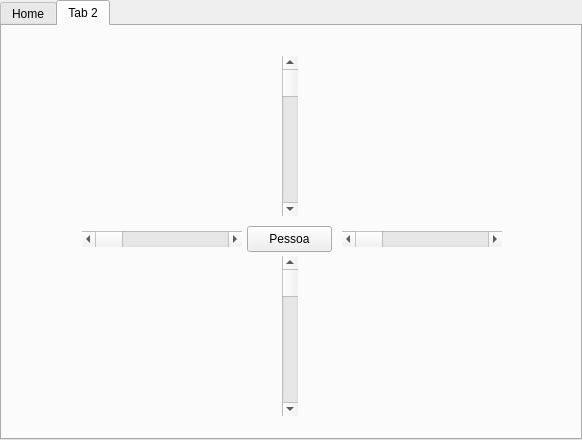
Qt form ProjectoHiago/Guide/hometab.ui (DiegoPaezA/pythonCompu) before a commit.
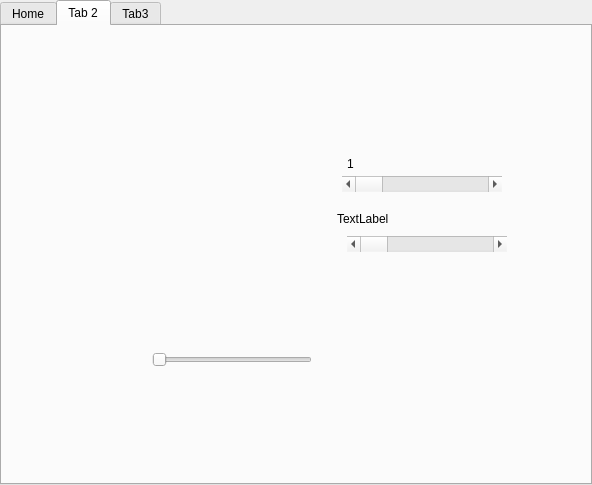
The same form after that commit. The open tabs and pages were chosen to show the change.

```diff
--- a/ProjectoHiago/Guide/hometab.ui
+++ b/ProjectoHiago/Guide/hometab.ui
@@ -9,8 +9,8 @@
    <rect>
     <x>0</x>
     <y>0</y>
-    <width>582</width>
-    <height>440</height>
+    <width>592</width>
+    <height>485</height>
    </rect>
   </property>
   <property name="mouseTracking">
@@ -282,50 +282,11 @@
    <attribute name="title">
     <string>Tab 2</string>
    </attribute>
-   <widget class="QPushButton" name="tab2">
-    <property name="geometry">
-     <rect>
-      <x>245</x>
-      <y>200</y>
-      <width>85</width>
-      <height>26</height>
-     </rect>
-    </property>
-    <property name="text">
-     <string>Pessoa</string>
-    </property>
-   </widget>
    <widget class="QScrollBar" name="horizontalScrollBar">
     <property name="geometry">
      <rect>
-      <x>80</x>
-      <y>205</y>
-      <width>160</width>
-      <height>16</height>
-     </rect>
-    </property>
-    <property name="orientation">
-     <enum>Qt::Horizontal</enum>
-    </property>
-   </widget>
-   <widget class="QScrollBar" name="verticalScrollBar">
-    <property name="geometry">
-     <rect>
-      <x>280</x>
-      <y>30</y>
-      <width>16</width>
-      <height>160</height>
-     </rect>
-    </property>
-    <property name="orientation">
-     <enum>Qt::Vertical</enum>
-    </property>
-   </widget>
-   <widget class="QScrollBar" name="horizontalScrollBar_2">
-    <property name="geometry">
-     <rect>
       <x>340</x>
-      <y>205</y>
+      <y>150</y>
       <width>160</width>
       <height>16</height>
      </rect>
@@ -334,19 +295,63 @@
      <enum>Qt::Horizontal</enum>
     </property>
    </widget>
-   <widget class="QScrollBar" name="verticalScrollBar_2">
+   <widget class="QScrollBar" name="horizontalScrollBar_2">
     <property name="geometry">
      <rect>
-      <x>280</x>
-      <y>230</y>
-      <width>16</width>
-      <height>160</height>
+      <x>345</x>
+      <y>210</y>
+      <width>160</width>
+      <height>16</height>
      </rect>
     </property>
     <property name="orientation">
-     <enum>Qt::Vertical</enum>
+     <enum>Qt::Horizontal</enum>
     </property>
    </widget>
+   <widget class="QLabel" name="label_8">
+    <property name="geometry">
+     <rect>
+      <x>335</x>
+      <y>185</y>
+      <width>58</width>
+      <height>15</height>
+     </rect>
+    </property>
+    <property name="text">
+     <string>TextLabel</string>
+    </property>
+   </widget>
+   <widget class="QLabel" name="label_9">
+    <property name="geometry">
+     <rect>
+      <x>345</x>
+      <y>130</y>
+      <width>21</width>
+      <height>16</height>
+     </rect>
+    </property>
+    <property name="text">
+     <string>1</string>
+    </property>
+   </widget>
+   <widget class="QSlider" name="horizontalSlider">
+    <property name="geometry">
+     <rect>
+      <x>150</x>
+      <y>325</y>
+      <width>160</width>
+      <height>18</height>
+     </rect>
+    </property>
+    <property name="orientation">
+     <enum>Qt::Horizontal</enum>
+    </property>
+   </widget>
+  </widget>
+  <widget class="QWidget" name="tab_3">
+   <attribute name="title">
+    <string>Tab3</string>
+   </attribute>
   </widget>
  </widget>
  <resources/>
```
Left out of the diff: 84 changed lines with no effect on the pictures.
